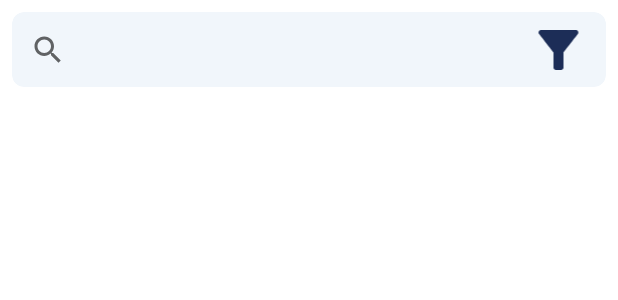
After one commit to asanme/Teachnet, an Android app: the layout search_bar.xml on its own in the app's theme, with its tools: preview values and no code run, on a phone screen of 412 x 824 dp. The commit adds this screen. Shown: the top 300 px of the screen. Run offline under Robolectric (Android 15) with nearby library versions, the phone set to English and light mode, and no system bars.

Commit message:
Update 21/05/2022
Created SearchBarFragment (not functional yet)
Finished function bar and added search bar with filter in home screen.

```diff
--- a/app/src/main/AndroidManifest.xml
+++ b/app/src/main/AndroidManifest.xml
@@ -17,9 +17,9 @@
         <activity
             android:name=".SignUpActivity"
             android:exported="false" />
-        <activity
+        <!-- <activity
             android:name=".HomeActivity"
-            android:exported="false" />
+            android:exported="false" /> -->
         <activity
             android:name=".SearchActivity"
             android:exported="false" />
@@ -33,7 +33,7 @@
             android:name=".ProfileActivity"
             android:exported="false" />
         <activity
-            android:name=".WelcomeActivity"
+            android:name=".HomeActivity"
             android:exported="true">
             <intent-filter>
                 <action android:name="android.intent.action.MAIN" />
--- /dev/null
+++ b/app/src/main/res/drawable/ic_filter.xml
@@ -0,0 +1,5 @@
+<vector android:height="100dp" android:tint="#1C2D57"
+    android:viewportHeight="24" android:viewportWidth="24"
+    android:width="100dp" xmlns:android="http://schemas.android.com/apk/res/android">
+    <path android:fillColor="@android:color/white" android:pathData="M4.25,5.61C6.27,8.2 10,13 10,13v6c0,0.55 0.45,1 1,1h2c0.55,0 1,-0.45 1,-1v-6c0,0 3.72,-4.8 5.74,-7.39C20.25,4.95 19.78,4 18.95,4H5.04C4.21,4 3.74,4.95 4.25,5.61z"/>
+</vector>
--- a/app/src/main/res/layout/function_bar.xml
+++ b/app/src/main/res/layout/function_bar.xml
@@ -4,9 +4,9 @@
     xmlns:cardView="http://schemas.android.com/apk/res-auto"
     android:id="@+id/carView"
     android:layout_width="match_parent"
-    android:layout_height="75dp"
-    cardView:cardCornerRadius="8dp"
-    cardView:cardElevation="8dp"
+    android:layout_height="match_parent"
+    cardView:cardCornerRadius="30dp"
+    cardView:cardElevation="0dp"
     cardView:cardBackgroundColor="#F1F6FB"
     android:layout_margin="8dp">
 
--- /dev/null
+++ b/app/src/main/res/layout/search_bar.xml
@@ -0,0 +1,75 @@
+<?xml version="1.0" encoding="utf-8"?>
+<androidx.cardview.widget.CardView xmlns:android="http://schemas.android.com/apk/res/android"
+    xmlns:tools="http://schemas.android.com/tools"
+    xmlns:cardView="http://schemas.android.com/apk/res-auto"
+    android:id="@+id/carView"
+    android:layout_width="match_parent"
+    android:layout_height="50dp"
+    cardView:cardCornerRadius="8dp"
+    cardView:cardElevation="0dp"
+    cardView:cardBackgroundColor="#F1F6FB"
+    android:layout_margin="8dp">
+
+    <androidx.constraintlayout.widget.ConstraintLayout
+        android:layout_width="match_parent"
+        android:layout_height="match_parent">
+
+        <com.google.android.material.textfield.TextInputLayout
+            android:id="@+id/textInputLayout"
+            android:layout_width="match_parent"
+            android:layout_height="wrap_content"
+            cardView:layout_constraintTop_toTopOf="parent"
+            tools:layout_editor_absoluteX="1dp" />
+
+        <SearchView
+            android:id="@+id/searchView"
+            android:layout_width="0dp"
+            android:layout_height="0dp"
+            cardView:layout_constraintBottom_toBottomOf="parent"
+            cardView:layout_constraintEnd_toStartOf="@+id/horizontal1"
+            cardView:layout_constraintStart_toStartOf="parent"
+            cardView:layout_constraintTop_toBottomOf="@+id/textInputLayout"
+            cardView:layout_constraintVertical_bias="0.0" />
+
+        <androidx.constraintlayout.widget.Guideline
+            android:id="@+id/horizontal1"
+            android:layout_width="wrap_content"
+            android:layout_height="wrap_content"
+            android:orientation="vertical"
+            cardView:layout_constraintGuide_percent="0.85" />
+
+        <androidx.constraintlayout.widget.Guideline
+            android:id="@+id/horizontal4"
+            android:layout_width="wrap_content"
+            android:layout_height="wrap_content"
+            android:orientation="vertical"
+            cardView:layout_constraintGuide_percent="0.99" />
+
+        <androidx.constraintlayout.widget.Guideline
+            android:id="@+id/horizontal2"
+            android:layout_width="wrap_content"
+            android:layout_height="wrap_content"
+            android:orientation="horizontal"
+            cardView:layout_constraintGuide_percent="0.1" />
+
+        <androidx.constraintlayout.widget.Guideline
+            android:id="@+id/horizontal3"
+            android:layout_width="wrap_content"
+            android:layout_height="wrap_content"
+            android:orientation="horizontal"
+            cardView:layout_constraintGuide_percent="0.9" />
+
+        <ImageView
+            android:id="@+id/imageView"
+            android:layout_width="0dp"
+            android:layout_height="0dp"
+            android:clickable="true"
+            android:focusable="true"
+            cardView:layout_constraintBottom_toTopOf="@+id/horizontal3"
+            cardView:layout_constraintEnd_toStartOf="@+id/horizontal4"
+            cardView:layout_constraintStart_toEndOf="@+id/searchView"
+            cardView:layout_constraintTop_toTopOf="@+id/horizontal2"
+            cardView:srcCompat="@drawable/ic_filter" />
+
+    </androidx.constraintlayout.widget.ConstraintLayout>
+</androidx.cardview.widget.CardView>
```
Also changed, not shown: app/src/main/java/com/asanme/teachnet/SearchBarFragment.kt (added, +16 -0 lines), app/src/main/res/layout/home_screen.xml (+84 -4 lines).
